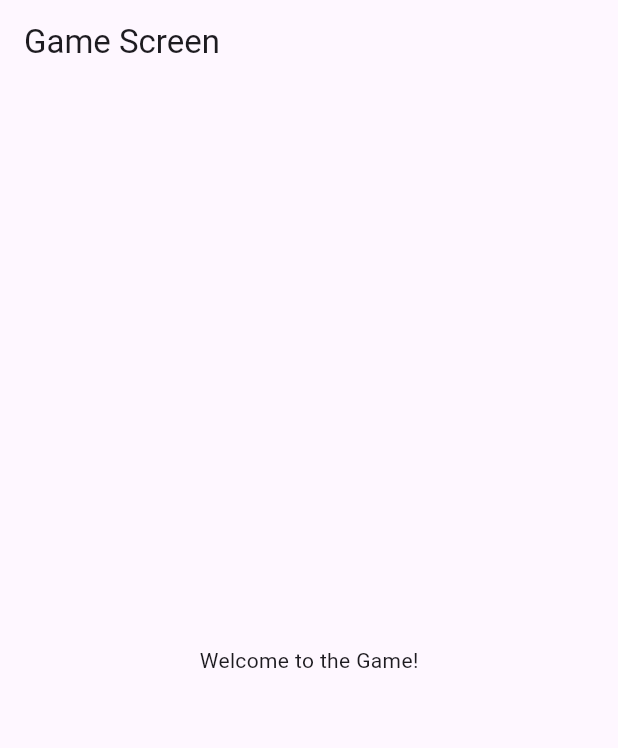
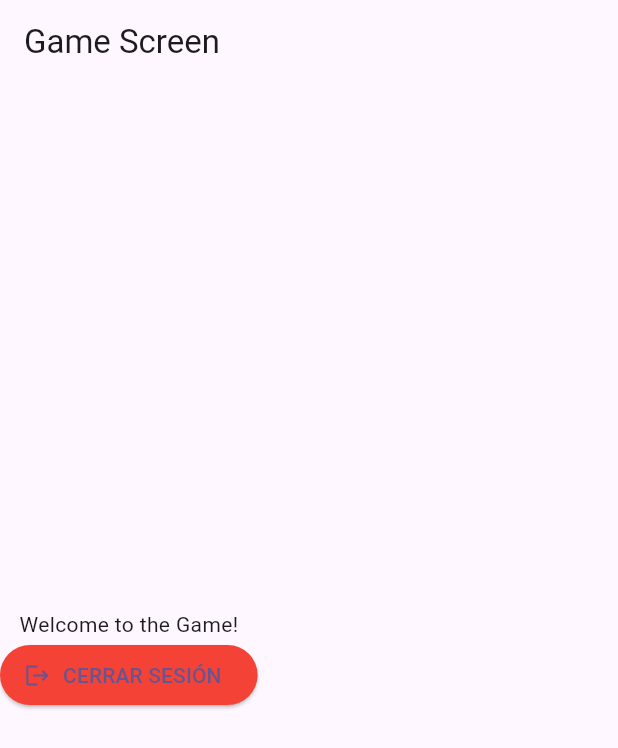
Before and after one commit to polito101/app-frontend, a Flutter app: the screen it shows once a user with an empty profile is signed in, on a phone screen of 412 x 824 dp. Shown: the top 748 px of the screen. Run offline on Flutter 3.47's test engine with Material 3 defaults, Android fonts, the phone set to English and light mode, and no system bars; our stand-ins replace firebase_auth, firebase_core, socket_io_client; accounts and stored records are empty; network calls fail.

Commit message:
added logout logic

```diff
--- a/lib/main.dart
+++ b/lib/main.dart
@@ -29,6 +29,8 @@ class MyApp extends StatelessWidget {
 
 
 class AuthWrapper extends StatelessWidget {
+  const AuthWrapper({super.key});
+
   @override
   Widget build(BuildContext context) {
     return StreamBuilder<User?>(
--- a/lib/views/game/game_screen.dart
+++ b/lib/views/game/game_screen.dart
@@ -26,11 +26,22 @@ class _GameScreenState extends State<GameScreen> {
   @override
   Widget build(BuildContext context) {
     return Scaffold(
-      appBar: AppBar(
-        title: Text('Game Screen'),
-      ),
-      body: Center(
-        child: Text('Welcome to the Game!'),
+      appBar: AppBar(title: Text('Game Screen')),
+      body: Column(
+        mainAxisAlignment: MainAxisAlignment.center,
+        children: <Widget>[
+          Text('Welcome to the Game!'),
+          ElevatedButton.icon(
+            icon: const Icon(Icons.logout),
+            label: const Text('CERRAR SESIÓN'),
+            style: ElevatedButton.styleFrom(backgroundColor: Colors.red),
+            onPressed: () {
+              print('👋👋Cerrando sesión y desconectando socket...');
+              GameSocketService().handleLogout();
+              print(' llegado hasta aqui 2');
+            },
+          ),
+        ],
       ),
     );
   }
```
Also changed, not shown: lib/services/socket_service.dart (+23 -0 lines), 1 other file.
